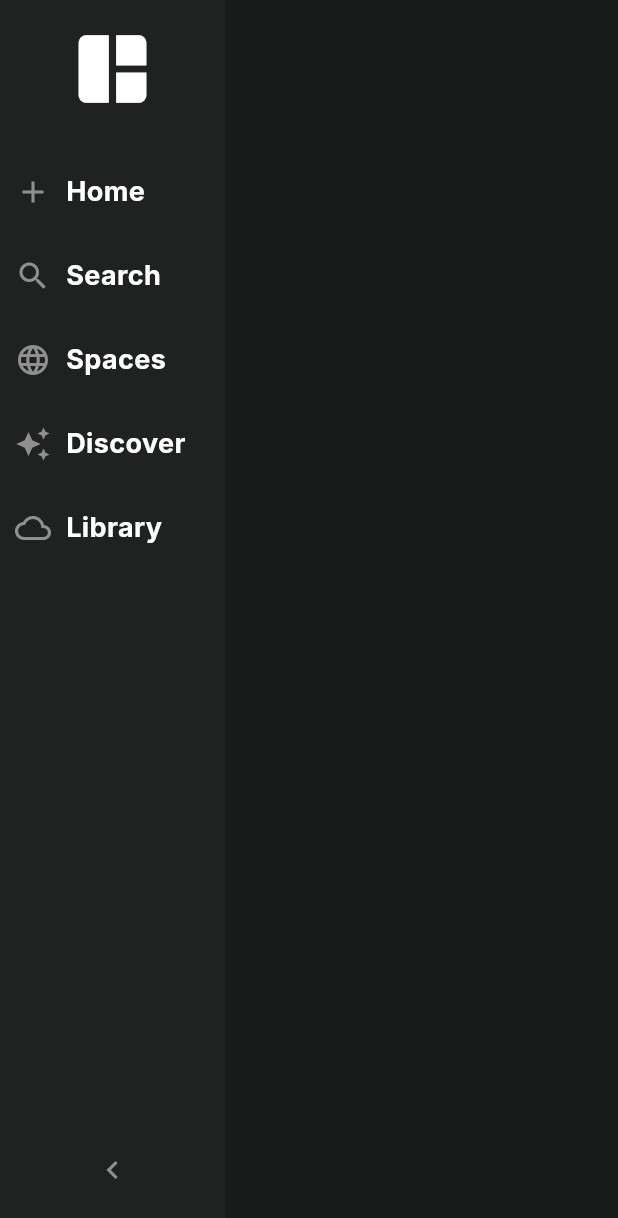
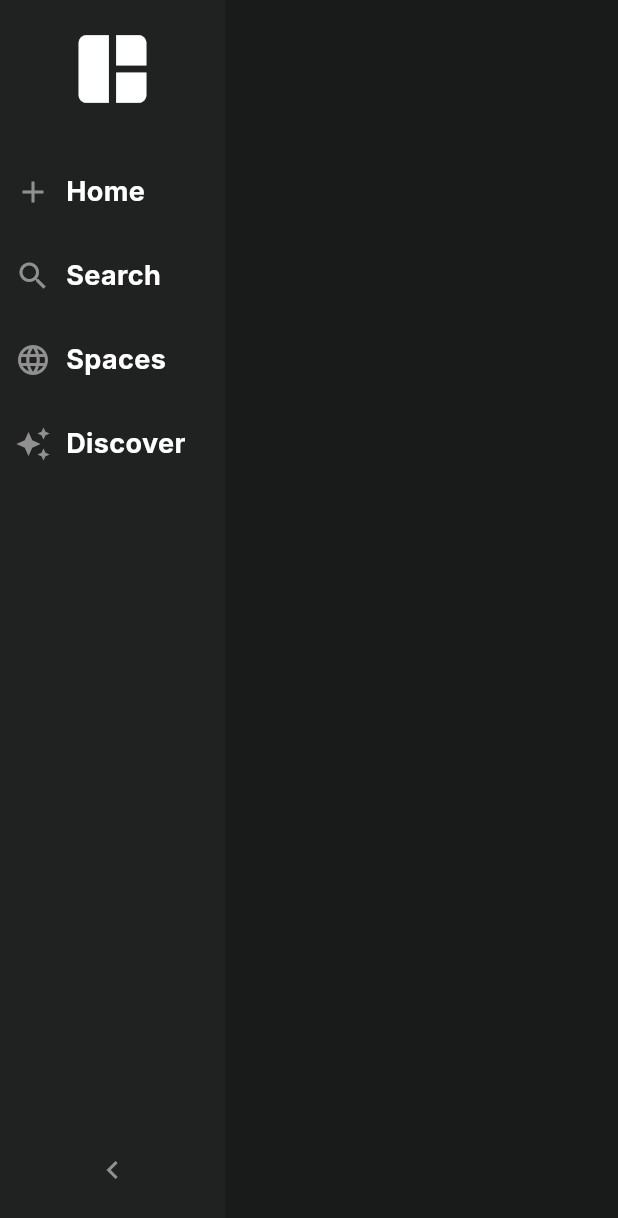
Before and after one commit to ArpitInnovator/Perplexity_clone, a Flutter app: the SideBar widget shown alone on an empty page, opened directly, after a tap on the "keyboard arrow right" icon, on a phone screen of 412 x 824 dp. Shown: the top 1218 px of the screen. Run offline on Flutter 3.47's test engine with Material 3 defaults, Android fonts, the phone set to English and light mode, and no system bars; our stand-ins replace flutter_markdown, google_fonts, skeletonizer; missing offline and left inert: web_socket_client.

Commit message:
testing deployment

```diff
--- a/lib/widgets/side_bar.dart
+++ b/lib/widgets/side_bar.dart
@@ -38,7 +38,7 @@ class _SideBarState extends State<SideBar> {
                 SideBarButton(isCollapsed: isCollapsed, icon: Icons.search, text: 'Search'),
                 SideBarButton(isCollapsed: isCollapsed, icon: Icons.language, text: 'Spaces'),
                 SideBarButton(isCollapsed: isCollapsed, icon: Icons.auto_awesome, text: 'Discover'),
-                SideBarButton(isCollapsed: isCollapsed, icon: Icons.cloud_outlined, text: 'Library'),
+                // SideBarButton(isCollapsed: isCollapsed, icon: Icons.cloud_outlined, text: 'Library'),
 
                 const Spacer(),
 
```
